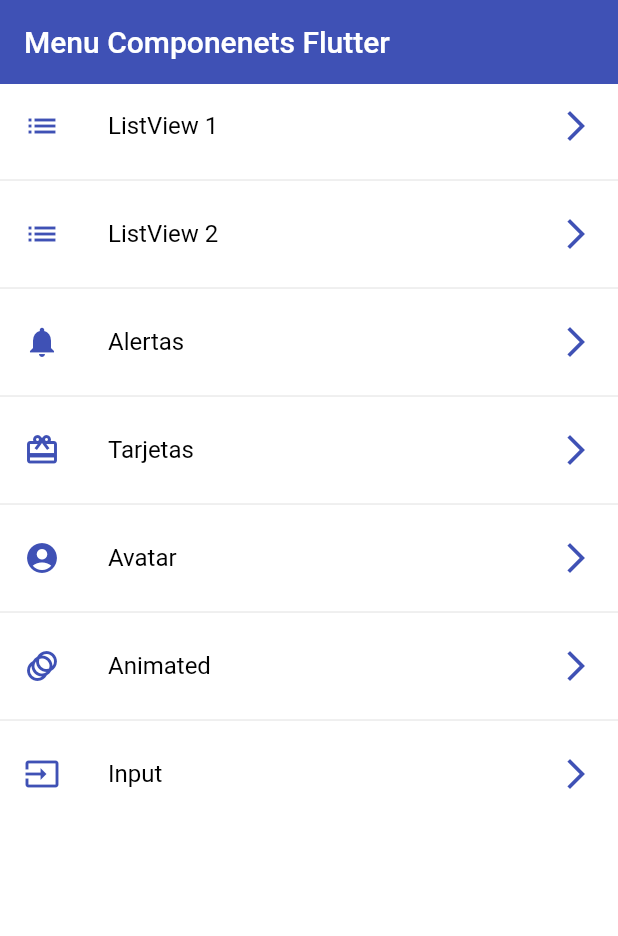
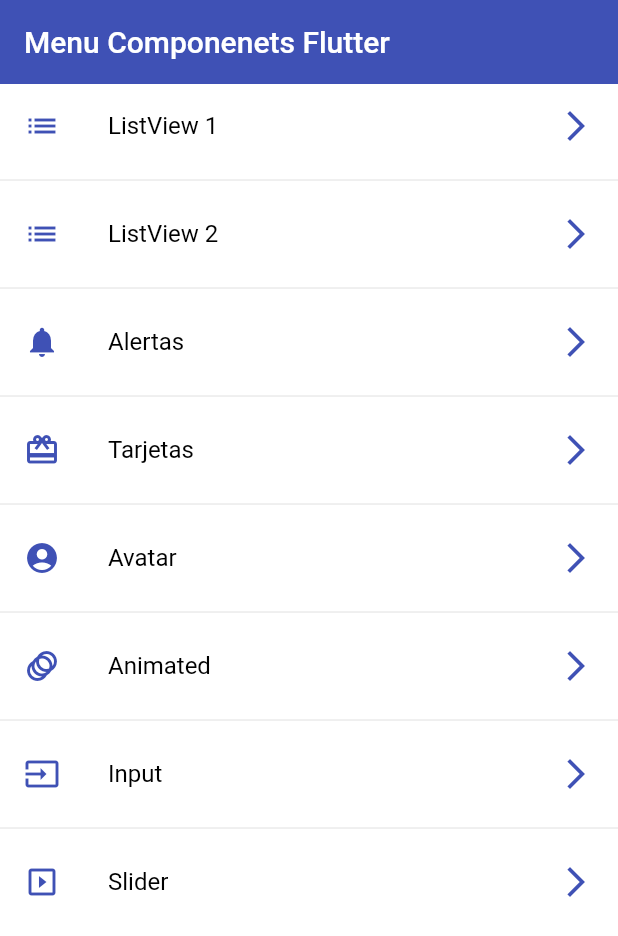
Before and after one commit to Turyfay/app-components-flutter, a Flutter app: the screen it shows after launch, on a phone screen of 412 x 824 dp. Shown: the top 936 px of the screen. Run offline on Flutter 3.47's test engine with Material 2 defaults, Android fonts, the phone set to English and light mode, and no system bars.

Commit message:
Se agrego el widget Slider

```diff
--- a/lib/router/app_router.dart
+++ b/lib/router/app_router.dart
@@ -47,6 +47,11 @@ class AppRoutes {
         icon: Icons.input,
         name: 'Input',
         screen: const InputScreen()),
+    MenuOption(
+        route: 'slider',
+        icon: Icons.slideshow,
+        name: 'Slider',
+        screen: const SliderScreen()),
   ];
 
   //TODO: Crear una funcion que devuelva una lista de rutas
--- a/lib/screens/screens.dart
+++ b/lib/screens/screens.dart
@@ -6,3 +6,5 @@ export 'package:app_components/screens/home_screen.dart';
 export 'package:app_components/screens/avatar_screen.dart';
 export 'package:app_components/screens/animated_screen.dart';
 export 'package:app_components/screens/inputs_screen.dart';
+
+export 'package:app_components/screens/slider_screen.dart';
--- a/lib/theme/app_theme.dart
+++ b/lib/theme/app_theme.dart
@@ -24,6 +24,15 @@ class AppTheme {
       color: primaryColor,
       elevation: 0,
       //iconTheme: IconThemeData(color: Colors.red),
+    ),
+    //Slider
+    sliderTheme: const SliderThemeData(
+      activeTrackColor: primaryColor,
+      inactiveTrackColor: Colors.grey,
+      thumbColor: primaryColor,
+      valueIndicatorColor: Colors.red,
+
+      //overlayColor: Colors.red,
     ),
 
     //InputDecorationTheme
```
Also changed, not shown: lib/screens/slider_screen.dart (added, +44 -0 lines).
